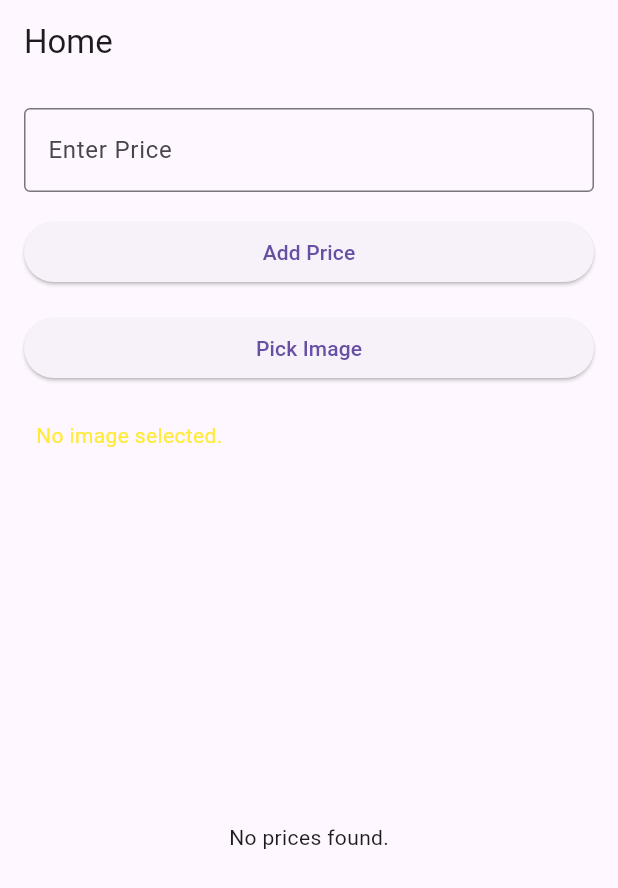
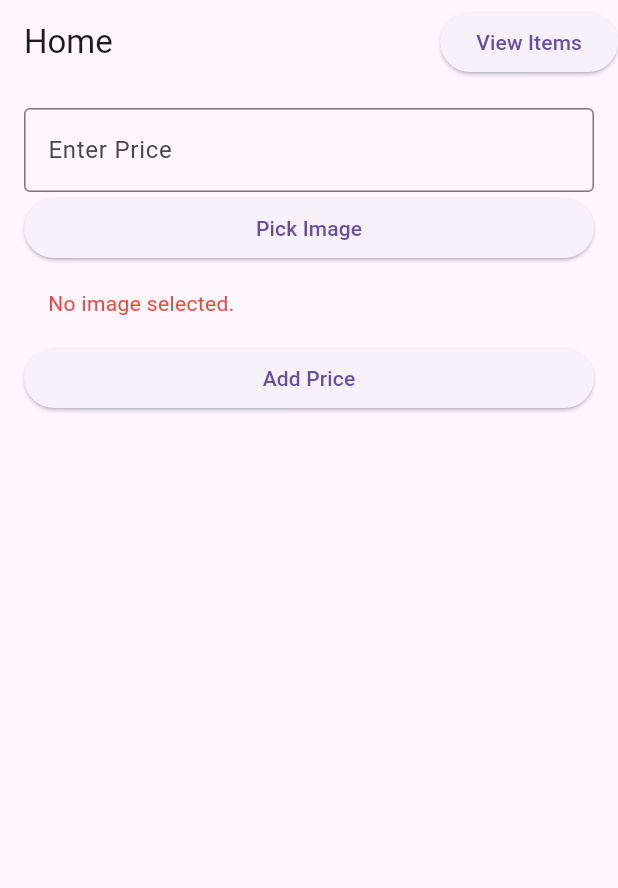
Before and after one commit to PreyanshuShah/my_app, a Flutter app: the screen it shows after launch, after a tap on "Pick Image", after a tap on "Add Price", on a phone screen of 412 x 824 dp. Shown: the top 888 px of the screen. Run offline on Flutter 3.47's test engine with Material 3 defaults, Android fonts, the phone set to English and light mode, and no system bars; our stand-ins replace connectivity, flutter_bloc, image_picker, supabase, supabase_flutter; accounts and stored records are empty.

Commit message:
Staged and committed changes

```diff
--- /dev/null
+++ b/mydemo/devtools_options.yaml
@@ -0,0 +1,3 @@
+description: This file stores settings for Dart & Flutter DevTools.
+documentation: https://docs.flutter.dev/tools/devtools/extensions#configure-extension-enablement-states
+extensions:
--- /dev/null
+++ b/mydemo/lib/blocs/internet_bloc/internet_bloc.dart
@@ -0,0 +1,31 @@
+import 'dart:async';
+
+import 'package:connectivity/connectivity.dart';
+import 'package:flutter_bloc/flutter_bloc.dart';
+import 'package:mydemo/blocs/internet_bloc/internet_event.dart';
+import 'package:mydemo/blocs/internet_bloc/internet_state.dart';
+
+class InternetBloc extends Bloc<InternetEvent, InternetState> {
+  Connectivity _connectivity = Connectivity();
+  StreamSubscription? connectivitySubscription;
+
+  InternetBloc() : super(InternetInitialstate()) {
+    on<InternetLostEvent>((event, emit) => emit(InternetLostState()));
+    on<InternetGainedEvent>((event, emit) => emit(InternetGainedState()));
+    connectivitySubscription =
+        _connectivity.onConnectivityChanged.listen((result) {
+      if (result == ConnectivityResult.mobile ||
+          result == ConnectivityResult.wifi) {
+        add(InternetGainedEvent());
+      } else {
+        add(InternetLostEvent());
+      }
+    });
+  }
+  @override
+  Future<void> close() {
+    connectivitySubscription?.cancel();
+
+    return super.close();
+  }
+}
--- /dev/null
+++ b/mydemo/lib/blocs/internet_bloc/internet_event.dart
@@ -0,0 +1,5 @@
+abstract class InternetEvent {}
+
+class InternetLostEvent extends InternetEvent {}
+
+class InternetGainedEvent extends InternetEvent {}
--- /dev/null
+++ b/mydemo/lib/blocs/internet_bloc/internet_state.dart
@@ -0,0 +1,7 @@
+abstract class InternetState {}
+
+class InternetInitialstate extends InternetState {}
+
+class InternetLostState extends InternetState {}
+
+class InternetGainedState extends InternetState {}
--- a/mydemo/lib/main.dart
+++ b/mydemo/lib/main.dart
@@ -1,5 +1,8 @@
 import 'package:flutter/material.dart';
+import 'package:flutter_bloc/flutter_bloc.dart';
+import 'package:mydemo/blocs/internet_bloc/internet_bloc.dart';
 import 'package:mydemo/screens/home.dart';
+// Import your other screen
 import 'package:supabase_flutter/supabase_flutter.dart';
 
 void main() async {
@@ -17,9 +20,26 @@ class MyApp extends StatelessWidget {
 
   @override
   Widget build(BuildContext context) {
-    return const MaterialApp(
-      title: 'Flutter Demo',
-      home: MyHomePage(title: 'Home'),
+    final client = Supabase.instance.client; // Get SupabaseClient instance
+
+    return BlocProvider(
+      create: (context) => InternetBloc(),
+      child: MaterialApp(
+        title: 'Flutter Demo',
+        theme: ThemeData(
+          primarySwatch: Colors.blue,
+        ),
+        home: MyHomePage(
+          title: 'Home',
+          client: client, // Pass client to MyHomePage
+        ),
+        routes: {
+          '/home': (context) => MyHomePage(
+                title: 'Home',
+                client: client,
+              ),
+        },
+      ),
     );
   }
 }
--- a/mydemo/lib/screens/home.dart
+++ b/mydemo/lib/screens/home.dart
@@ -1,13 +1,23 @@
 import 'dart:io';
 import 'package:flutter/material.dart';
+import 'package:flutter_bloc/flutter_bloc.dart';
 import 'package:image_picker/image_picker.dart';
+import 'package:mydemo/blocs/internet_bloc/internet_bloc.dart';
+import 'package:mydemo/blocs/internet_bloc/internet_state.dart';
 import 'package:mydemo/models/price.dart';
 import 'package:mydemo/services/supabase_service.dart';
+import 'package:supabase/supabase.dart';
+import 'package:path/path.dart' as path;
 
 class MyHomePage extends StatefulWidget {
-  const MyHomePage({Key? key, required this.title}) : super(key: key);
+  const MyHomePage({
+    Key? key,
+    required this.title,
+    required this.client,
+  }) : super(key: key);
 
   final String title;
+  final SupabaseClient client;
 
   @override
   State<MyHomePage> createState() => _MyHomePageState();
@@ -18,32 +28,46 @@ class _MyHomePageState extends State<MyHomePage> {
   late Future<List<Price>> _prices;
   final TextEditingController _contentController = TextEditingController();
   final ImagePicker _picker = ImagePicker();
-  String? _uploadedImageUrl;
+  List<PriceEntry> _priceEntries = [];
   bool _uploadingImage = false;
   String? _uploadError;
 
   @override
   void initState() {
     super.initState();
-    _prices = _supabaseService.fetchPrices();
+    _fetchPrices();
+  }
+
+  Future<void> _fetchPrices() async {
+    try {
+      final prices = await _supabaseService.fetchPrices();
+      setState(() {
+        _prices = Future.value(prices);
+      });
+    } catch (e) {
+      print('Error fetching prices: $e');
+      setState(() {
+        _prices = Future.error('Failed to fetch prices.');
+      });
+    }
   }
 
   Future<void> _pickImage() async {
+    final pickedFile = await _picker.pickImage(source: ImageSource.gallery);
+    if (pickedFile != null) {
       setState(() {
         _uploadingImage = true;
-      _uploadError = null;
       });
-
-    final pickedFile = await _picker.pickImage(source: ImageSource.gallery);
-    if (pickedFile != null) {
-      final file = File(pickedFile.path);
       try {
-        final imageUrl = await _supabaseService.uploadImage(file);
+        final fileName =
+            '${path.basename(pickedFile.path)}_${DateTime.now().millisecondsSinceEpoch}';
+        final imageUrl =
+            await _supabaseService.uploadImage(File(pickedFile.path), fileName);
+        _addPriceEntry(_contentController.text, File(pickedFile.path));
         setState(() {
-          _uploadedImageUrl = imageUrl;
           _uploadingImage = false;
         });
-        print('Uploaded image URL: $_uploadedImageUrl'); // Debug print
+        print('Uploaded image URL: $imageUrl');
       } catch (e) {
         setState(() {
           _uploadingImage = false;
@@ -59,16 +83,21 @@ class _MyHomePageState extends State<MyHomePage> {
     }
   }
 
-  Future<void> _addPrice() async {
+  void _addPriceEntry(String price, File image) {
+    _priceEntries.add(PriceEntry(price: price, image: image));
+    _contentController.clear(); // Clear text field after adding price
+    setState(() {});
+    print('Price entry added: $price');
+  }
+
+  Future<void> _submitEntries() async {
     try {
-      await _supabaseService.addPrice(
-        _contentController.text,
-      );
-      setState(() {
-        _prices = _supabaseService.fetchPrices();
-        _contentController.clear();
-        _uploadedImageUrl = null;
-      });
+      for (var entry in _priceEntries) {
+        await _supabaseService.addPrice(entry.price, entry.image);
+        print('Price submitted: ${entry.price}');
+      }
+      _priceEntries.clear(); // Clear entries after successful submission
+      setState(() {});
     } catch (e) {
       setState(() {
         _uploadError = 'Error adding price: $e';
@@ -77,83 +106,46 @@ class _MyHomePageState extends State<MyHomePage> {
     }
   }
 
-  @override
-  Widget build(BuildContext context) {
+  void _viewItems() {
+    Navigator.push(
+      context,
+      MaterialPageRoute(
+        builder: (context) {
           return Scaffold(
             appBar: AppBar(
-        title: Text(widget.title),
+              title: Text('View Items'),
             ),
-      body: Padding(
-        padding: const EdgeInsets.all(16.0),
-        child: Column(
-          crossAxisAlignment: CrossAxisAlignment.stretch,
-          children: [
-            TextField(
-              controller: _contentController,
-              decoration: const InputDecoration(
-                labelText: 'Enter Price',
-                border: OutlineInputBorder(),
-              ),
-            ),
-            const SizedBox(height: 16.0), // Add space between widgets
-            ElevatedButton(
-              onPressed: _addPrice,
-              child: const Text('Add Price'),
-            ),
-            const SizedBox(height: 16.0),
-            ElevatedButton(
-              onPressed: _pickImage,
-              child: const Text('Pick Image'),
-            ),
-            const SizedBox(height: 16.0),
-            if (_uploadingImage)
-              const Padding(
-                padding: EdgeInsets.all(12.0),
-                child: CircularProgressIndicator(),
-              ),
-            if (_uploadError != null)
-              Padding(
-                padding: const EdgeInsets.all(8.0),
-                child: Text(
-                  _uploadError!,
-                  style: const TextStyle(color: Colors.yellow),
-                ),
-              ),
-            Expanded(
-              child: FutureBuilder<List<Price>>(
+            body: FutureBuilder<List<Price>>(
               future: _prices,
               builder: (context, snapshot) {
                 if (snapshot.connectionState == ConnectionState.waiting) {
-                    return const Center(child: CircularProgressIndicator());
+                  return Center(child: CircularProgressIndicator());
                 } else if (snapshot.hasError) {
                   return Center(child: Text('Error: ${snapshot.error}'));
                 } else if (!snapshot.hasData || snapshot.data!.isEmpty) {
-                    return const Center(child: Text('No prices found.'));
+                  return Center(child: Text('No prices found.'));
                 } else {
                   return ListView.builder(
                     itemCount: snapshot.data!.length,
                     itemBuilder: (context, index) {
                       final priceItem = snapshot.data![index];
-                        return Card(
-                          margin: const EdgeInsets.symmetric(vertical: 8.0),
+                      return Padding(
+                        padding: const EdgeInsets.symmetric(vertical: 8.0),
                         child: ListTile(
                           title: Text(priceItem.content),
-                            subtitle: priceItem.imageUrl != null
+                          leading: priceItem.imageUrl != null
                               ? Image.network(
                                   priceItem.imageUrl!,
+                                  height: 50,
+                                  width: 50,
                                   fit: BoxFit.cover,
-                                    height: 100,
-                                    width: 100,
                                 )
                               : null,
                           trailing: IconButton(
-                              icon: const Icon(Icons.delete_forever_rounded),
+                            icon: Icon(Icons.delete),
                             onPressed: () async {
-                                await _supabaseService
-                                    .deletePrice(priceItem.id);
-                                setState(() {
-                                  _prices = _supabaseService.fetchPrices();
-                                });
+                              await _supabaseService.deletePrice(priceItem.id);
+                              _fetchPrices(); // Refresh prices after deletion
                             },
                           ),
                         ),
@@ -163,10 +155,103 @@ class _MyHomePageState extends State<MyHomePage> {
                 }
               },
             ),
+          );
+        },
+      ),
+    );
+  }
+
+  @override
+  Widget build(BuildContext context) {
+    return BlocListener<InternetBloc, InternetState>(
+      listener: (context, state) {
+        if (state is InternetGainedState) {
+          ScaffoldMessenger.of(context).showSnackBar(
+            SnackBar(content: Text("Internet is connected")),
+          );
+        }
+      },
+      child: Scaffold(
+        appBar: AppBar(
+          title: Text(widget.title),
+          actions: [
+            ElevatedButton(
+              onPressed: _viewItems,
+              child: Text('View Items'),
             ),
           ],
+        ),
+        body: Padding(
+          padding: const EdgeInsets.all(16.0),
+          child: Column(
+            crossAxisAlignment: CrossAxisAlignment.stretch,
+            children: [
+              Form(
+                child: TextFormField(
+                  controller: _contentController,
+                  decoration: const InputDecoration(
+                    labelText: 'Enter Price',
+                    border: OutlineInputBorder(),
+                  ),
+                  validator: (value) {
+                    if (value == null || value.isEmpty) {
+                      return 'Please enter the price';
+                    }
+                    return null;
+                  },
+                ),
+              ),
+              ElevatedButton(
+                onPressed: _pickImage,
+                child: const Text('Pick Image'),
+              ),
+              if (_uploadingImage)
+                const Padding(
+                  padding: EdgeInsets.all(16.0),
+                  child: CircularProgressIndicator(),
+                ),
+              if (_uploadError != null)
+                Padding(
+                  padding: const EdgeInsets.all(16.0),
+                  child: Text(
+                    _uploadError!,
+                    style: const TextStyle(color: Colors.red),
+                  ),
+                ),
+              ElevatedButton(
+                onPressed: _submitEntries,
+                child: const Text('Add Price'),
+              ),
+              Expanded(
+                child: ListView.builder(
+                  itemCount: _priceEntries.length,
+                  itemBuilder: (context, index) {
+                    final entry = _priceEntries[index];
+                    return ListTile(
+                      title: Text(entry.price),
+                      leading: entry.image != null
+                          ? Image.file(
+                              entry.image!,
+                              height: 50,
+                              width: 50,
+                              fit: BoxFit.cover,
+                            )
+                          : null,
+                    );
+                  },
+                ),
+              ),
+            ],
+          ),
         ),
       ),
     );
   }
 }
+
+class PriceEntry {
+  final String price;
+  final File? image;
+
+  PriceEntry({required this.price, required this.image});
+}
```
Also changed, not shown: mydemo/lib/Services/supabase_service.dart (+32 -17 lines), mydemo/lib/sample.dart (deleted, +0 -82 lines), mydemo/pubspec.yaml (+8 -11 lines), mydemo/pubspec.lock, 4 other files. Lines whose indentation alone changed are shown as unchanged.
